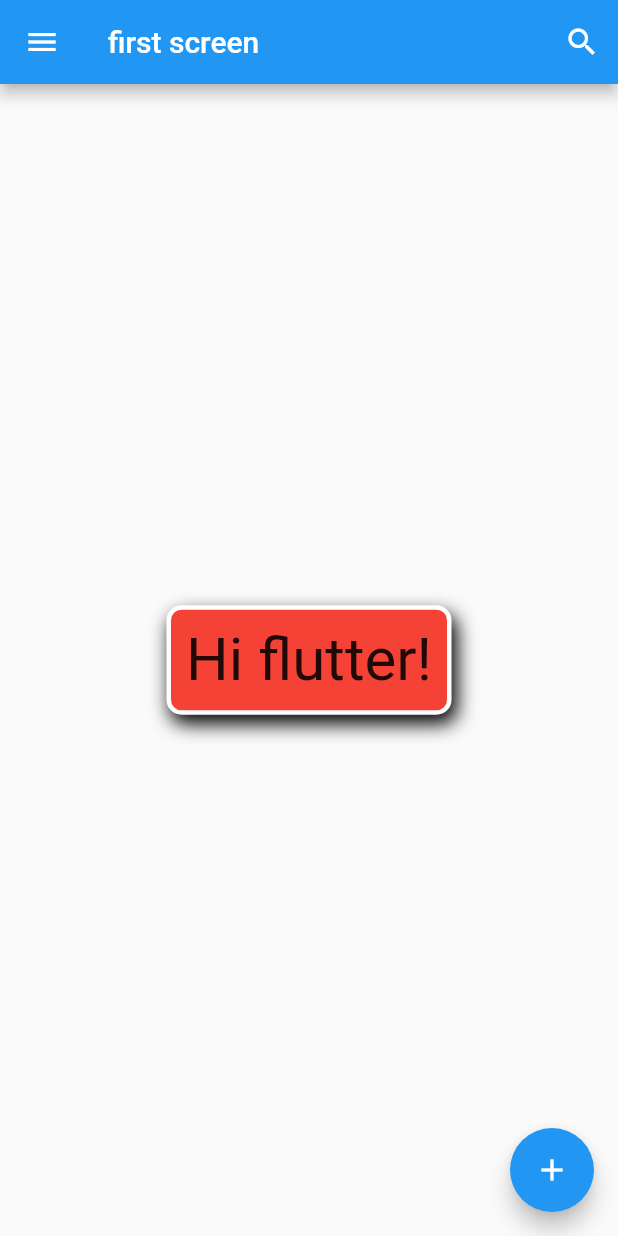
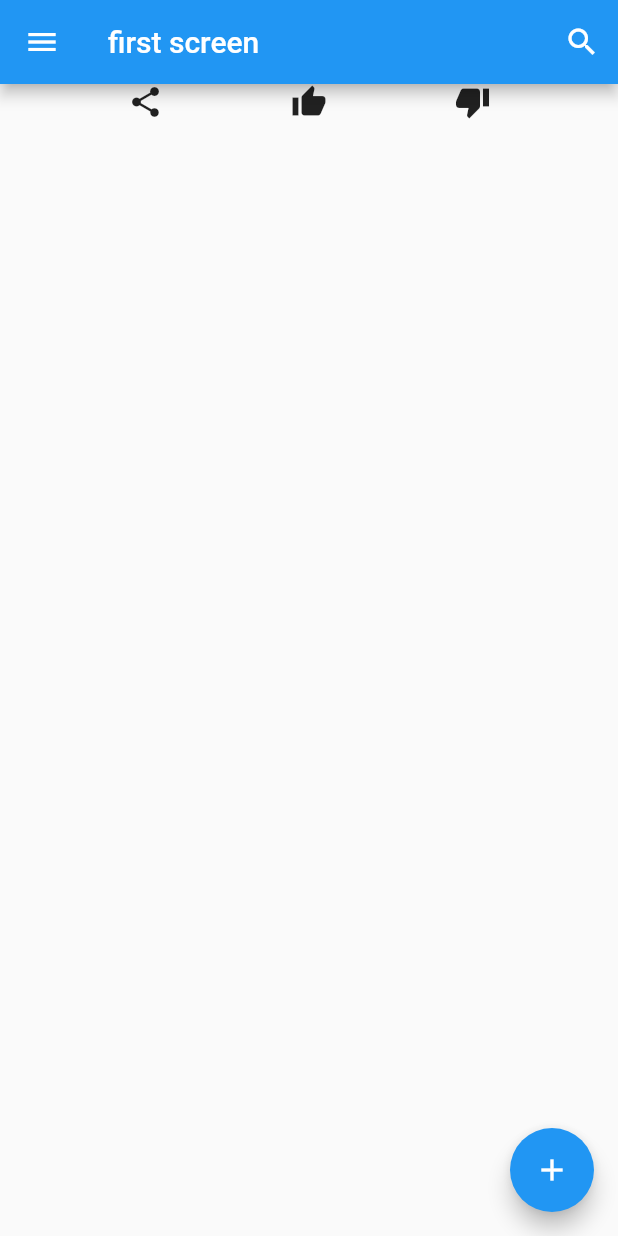
Before and after one commit to gunadermawan/multiplatform-flutter-beginner, a Flutter app: the screen it shows after launch, on a phone screen of 412 x 824 dp. Run offline on Flutter 3.47's test engine with Material 2 defaults, Android fonts, the phone set to English and light mode, and no system bars.

Commit message:
create sample Row and Column (related to it)

```diff
--- a/lib/main.dart
+++ b/lib/main.dart
@@ -41,25 +41,33 @@ class FirstScreen extends StatelessWidget {
           onPressed: () {},
         ),
       ),
-      body: Center(
-        child: Container(
-          decoration: BoxDecoration(
-              color: Colors.red,
-              boxShadow: const [
-                BoxShadow(
-                  color: Colors.black,
-                  offset: Offset(3, 6),
-                  blurRadius: 10,
-                )
-              ],
-              border: Border.all(color: Colors.white, width: 3),
-              borderRadius: BorderRadius.circular(10)),
-          padding: const EdgeInsets.all(10),
-          child: const Text(
-            'Hi flutter!',
-            style: TextStyle(fontSize: 40),
-          ),
-        ),
+      // body: Center(
+      //   child: Container(
+      //     decoration: BoxDecoration(
+      //         color: Colors.red,
+      //         boxShadow: const [
+      //           BoxShadow(
+      //             color: Colors.black,
+      //             offset: Offset(3, 6),
+      //             blurRadius: 10,
+      //           )
+      //         ],
+      //         border: Border.all(color: Colors.white, width: 3),
+      //         borderRadius: BorderRadius.circular(10)),
+      //     padding: const EdgeInsets.all(10),
+      //     child: const Text(
+      //       'Hi flutter!',
+      //       style: TextStyle(fontSize: 40),
+      //     ),
+      //   ),
+      // ),
+      body: Row(
+        mainAxisAlignment: MainAxisAlignment.spaceEvenly,
+        children: const <Widget>[
+          Icon(Icons.share),
+          Icon(Icons.thumb_up),
+          Icon(Icons.thumb_down)
+        ],
       ),
       floatingActionButton: FloatingActionButton(
         child: const Icon(Icons.add),
```
